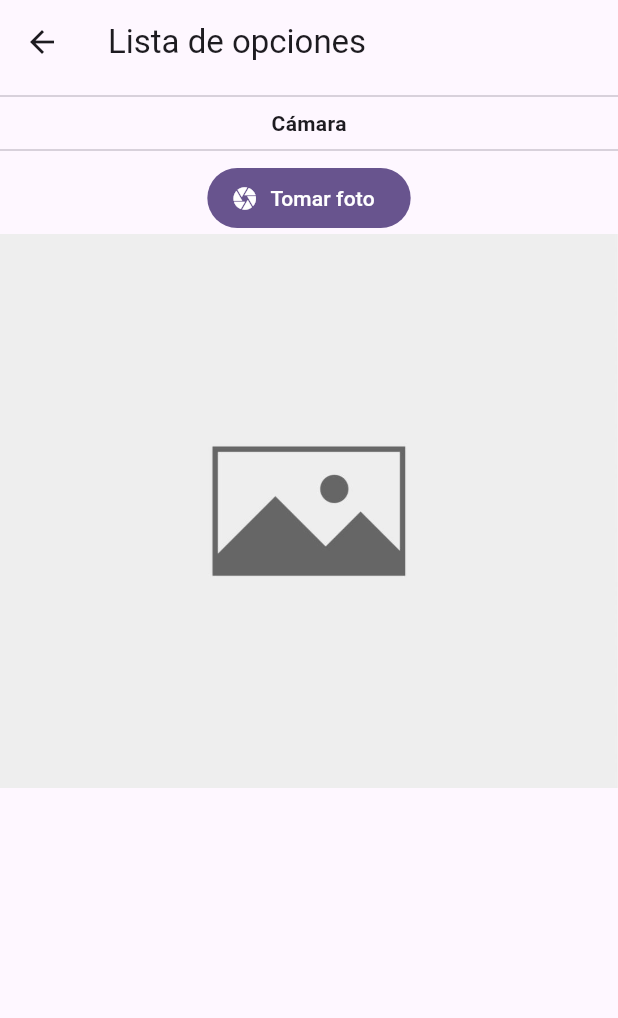
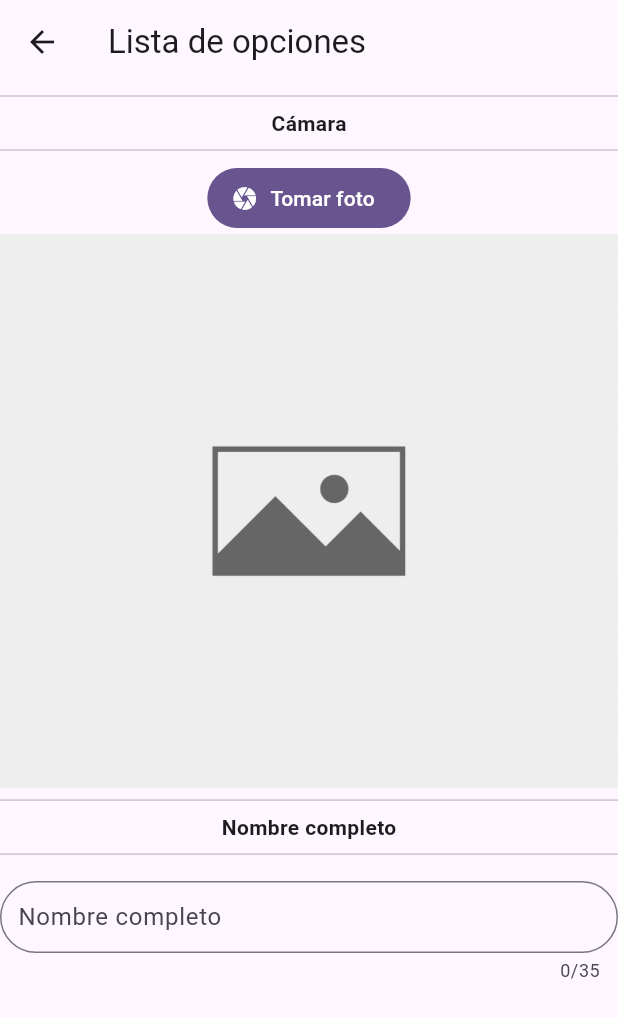
Before and after one commit to george2108/sivale_test, a Flutter app: the screen it shows after launch, after a tap on "Nombre completo", after a tap on "Cámara", after a tap on "Continuar", on a phone screen of 412 x 824 dp. Shown: the top 1018 px of the screen. Run offline on Flutter 3.47's test engine with Material 3 defaults, Android fonts, the light colour scheme and no system bars; our stand-ins replace bloc, equatable, flutter_bloc, image_picker.

Commit message:
Agregar: agregada funcionalidad de nombre completo

```diff
--- a/lib/src/presentation/pages/detail/detail_page.dart
+++ b/lib/src/presentation/pages/detail/detail_page.dart
@@ -4,6 +4,7 @@ import 'package:flutter_bloc/flutter_bloc.dart';
 import '../../../config/enum/options_home_enum.dart';
 import '../../bloc/selection/selection_bloc.dart';
 import '../../widgets/camera_widget.dart';
+import '../../widgets/full_name_widget.dart';
 
 class DetailPage extends StatelessWidget {
   const DetailPage({super.key});
@@ -19,7 +20,9 @@ class DetailPage extends StatelessWidget {
       body: ListView(
         children: [
           if (bloc.state.elementsSelected.contains(OptionsHomeEnum.camera))
-            const CameraWidget()
+            const CameraWidget(),
+          if (bloc.state.elementsSelected.contains(OptionsHomeEnum.fullName))
+            const FullNameWidget(),
         ],
       ),
     );
--- /dev/null
+++ b/lib/src/presentation/widgets/full_name_widget.dart
@@ -0,0 +1,47 @@
+import 'package:flutter/material.dart';
+import 'package:flutter/services.dart';
+
+import 'title_section_widget.dart';
+
+class FullNameWidget extends StatefulWidget {
+  const FullNameWidget({super.key});
+
+  @override
+  State<FullNameWidget> createState() => _FullNameWidgetState();
+}
+
+class _FullNameWidgetState extends State<FullNameWidget> {
+  String fullname = '';
+
+  TextEditingController fullNameController = TextEditingController();
+
+  @override
+  Widget build(BuildContext context) {
+    return Column(
+      children: [
+        const TitleSectionWidget(title: 'Nombre completo'),
+        if (fullname.isNotEmpty) Text('Nombre completo: $fullname'),
+        const SizedBox(height: 10),
+        TextField(
+          controller: fullNameController,
+          keyboardType: TextInputType.text,
+          maxLength: 35,
+          inputFormatters: <TextInputFormatter>[
+            FilteringTextInputFormatter.allow(RegExp("[a-zA-Z ]")),
+          ],
+          onChanged: (value) => setState(() {
+            fullname = value;
+          }),
+          decoration: InputDecoration(
+            label: const Text('Nombre completo'),
+            hintText: 'Nombre completo',
+            contentPadding: const EdgeInsets.all(8),
+            border: OutlineInputBorder(
+              borderRadius: BorderRadius.circular(50.0),
+            ),
+          ),
+        ),
+      ],
+    );
+  }
+}
```
